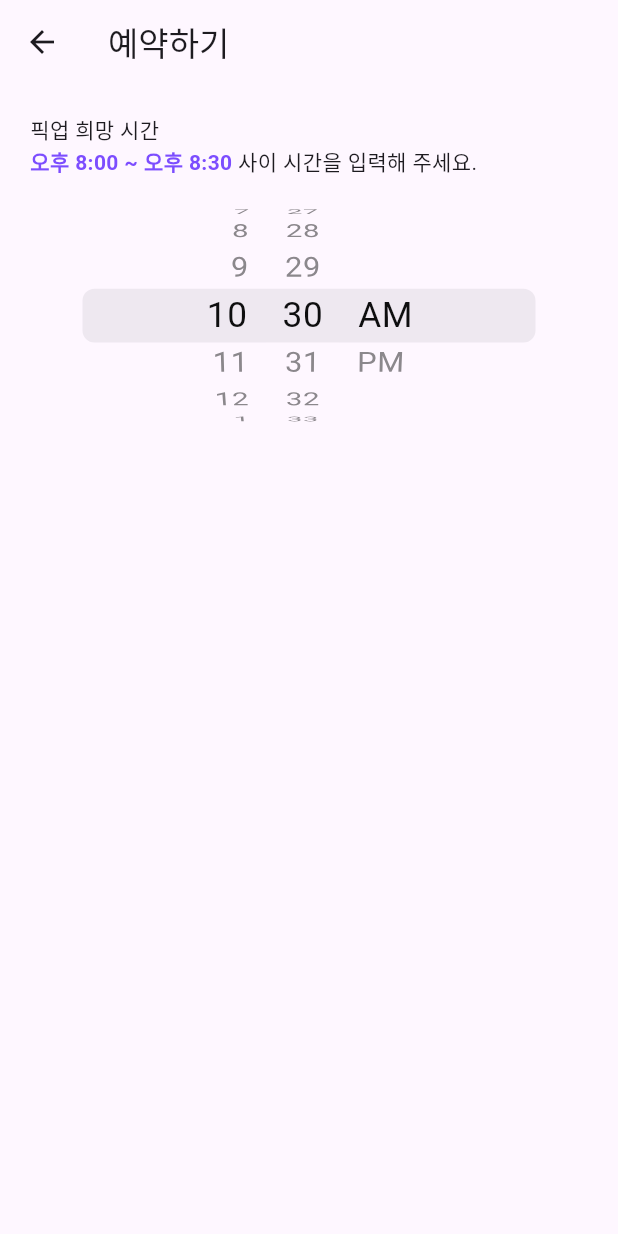
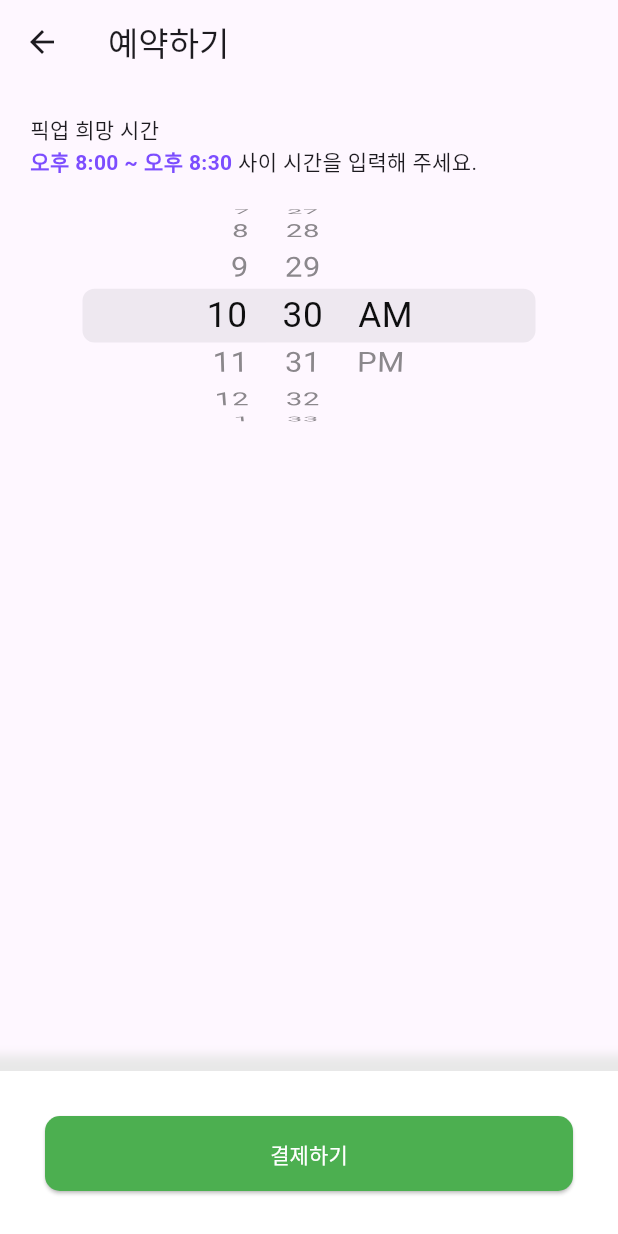
Before and after one commit to backtothefuture-team/backToTheFuture-frontend, a Flutter app: the OrderPages screen opened directly, on a phone screen of 412 x 824 dp. Run offline on Flutter 3.47's test engine with Material 3 defaults, Android fonts, the phone set to English and light mode, and no system bars; our stand-ins replace dio, retrofit; generated files the repository leaves out were written again.

Commit message:
feat: 결제 버튼 생성

```diff
--- a/lib/ui/order/order_pages.dart
+++ b/lib/ui/order/order_pages.dart
@@ -1,4 +1,5 @@
 import 'package:flutter/material.dart';
+import 'package:rest_api_ex/ui/order/pay_button.dart';
 import 'package:rest_api_ex/ui/order/pick_up_time_info.dart';
 
 class OrderPages extends StatelessWidget {
@@ -10,6 +11,10 @@ class OrderPages extends StatelessWidget {
       appBar: AppBar(
         title: const Text('예약하기'),
       ),
+
+      // 결제 버튼
+      bottomNavigationBar: const PayButton(),
+
       body: Padding(
         padding: const EdgeInsets.all(20.0),
         child: Column(
--- a/lib/ui/order/pay_button.dart
+++ b/lib/ui/order/pay_button.dart
@@ -5,6 +5,43 @@ class PayButton extends StatelessWidget {
 
   @override
   Widget build(BuildContext context) {
-    return const Placeholder();
+    return Container(
+      decoration: const BoxDecoration(
+        color: Colors.white,
+        border: Border(top: BorderSide(
+          color: Color(0xffe8e8e8),
+        )),
+        boxShadow: [
+          BoxShadow(
+            color: Color(0xffe8e8e8),
+            spreadRadius: 10,
+            blurRadius: 5,
+          )
+        ]
+      ),
+      child: Padding(
+        padding: const EdgeInsets.all(30.0),
+
+        child: ElevatedButton(
+          style: ElevatedButton.styleFrom(
+            foregroundColor: Colors.white,
+            backgroundColor: Colors.green,
+            shape: RoundedRectangleBorder(
+              borderRadius: BorderRadius.circular(10)
+            )
+          ),
+
+          // 결제 페이지로 이동
+          onPressed: (){
+            print('결제하기');
+          },
+
+          child: Padding(
+            padding: const EdgeInsets.all(15.0),
+            child: Text('결제하기'),
+          )
+        ),
+      ),
+    );
   }
 }
```
